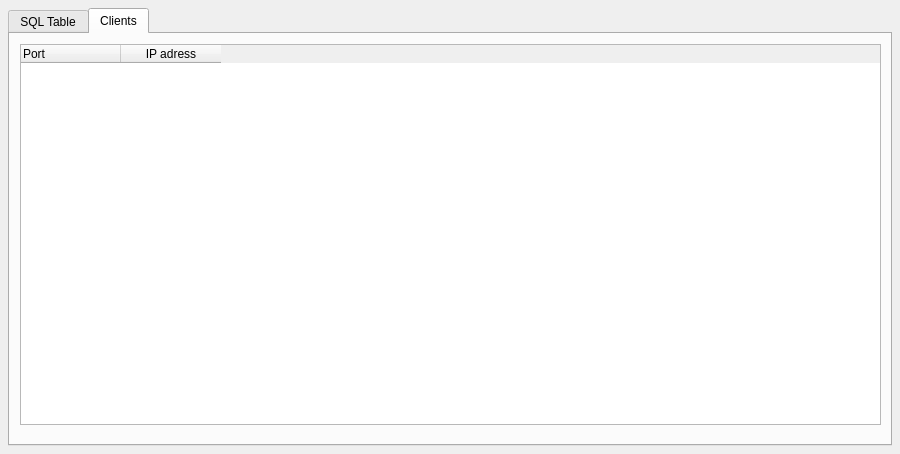
First picture: the form in Reads_Profiler_server/browserwidget.ui, repository calincrist/ReadsProfiler, before the edit.
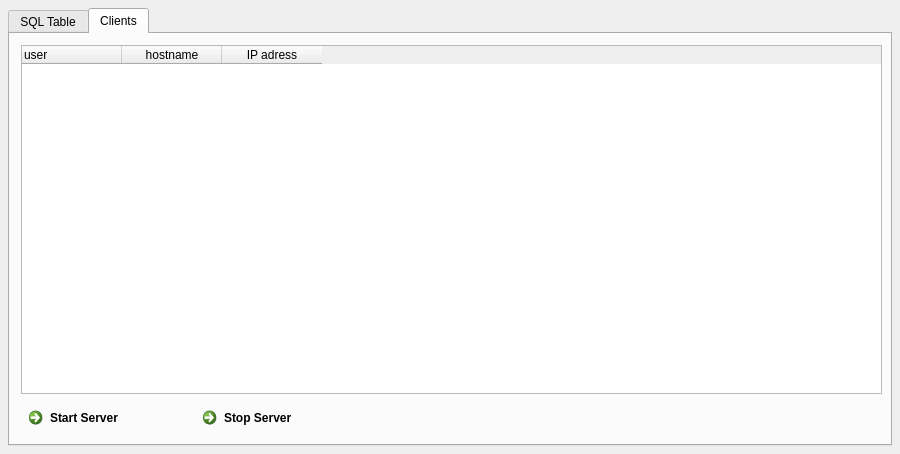
Second picture: the form after the edit. Custom widgets are drawn as their Qt base class.

Commit message: create server 2

Patch:
```diff
--- a/Reads_Profiler_server/browserwidget.ui
+++ b/Reads_Profiler_server/browserwidget.ui
@@ -217,13 +217,13 @@
       <attribute name="title">
        <string>Clients</string>
       </attribute>
-      <widget class="QWidget" name="verticalLayoutWidget">
+      <widget class="QWidget" name="">
        <property name="geometry">
         <rect>
-         <x>10</x>
-         <y>10</y>
+         <x>11</x>
+         <y>11</y>
          <width>861</width>
-         <height>381</height>
+         <height>391</height>
         </rect>
        </property>
        <layout class="QVBoxLayout" name="verticalLayout">
@@ -231,12 +231,17 @@
          <widget class="QTableWidget" name="tableWidget">
           <column>
            <property name="text">
-            <string>Port</string>
+            <string>user</string>
            </property>
            <property name="textAlignment">
             <set>AlignLeft|AlignVCenter</set>
            </property>
           </column>
+          <column>
+           <property name="text">
+            <string>hostname</string>
+           </property>
+          </column>
           <column>
            <property name="text">
             <string>IP adress</string>
@@ -244,6 +249,37 @@
           </column>
          </widget>
         </item>
+        <item>
+         <layout class="QHBoxLayout" name="horizontalLayout">
+          <item>
+           <widget class="QCommandLinkButton" name="startServerLinkButton">
+            <property name="text">
+             <string>Start Server</string>
+            </property>
+           </widget>
+          </item>
+          <item>
+           <widget class="QCommandLinkButton" name="stopServerLinkButton">
+            <property name="text">
+             <string>Stop Server</string>
+            </property>
+           </widget>
+          </item>
+          <item>
+           <spacer name="horizontalSpacer">
+            <property name="orientation">
+             <enum>Qt::Horizontal</enum>
+            </property>
+            <property name="sizeHint" stdset="0">
+             <size>
+              <width>40</width>
+              <height>20</height>
+             </size>
+            </property>
+           </spacer>
+          </item>
+         </layout>
+        </item>
        </layout>
       </widget>
      </widget>
```
The commit also changes 23 other files.
